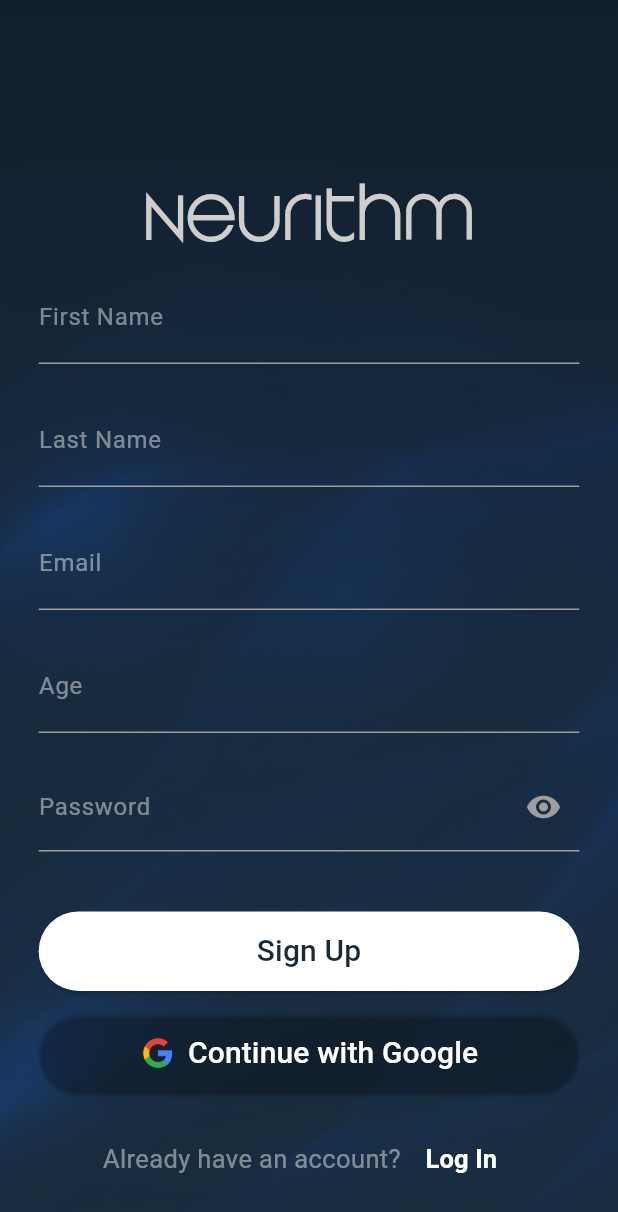
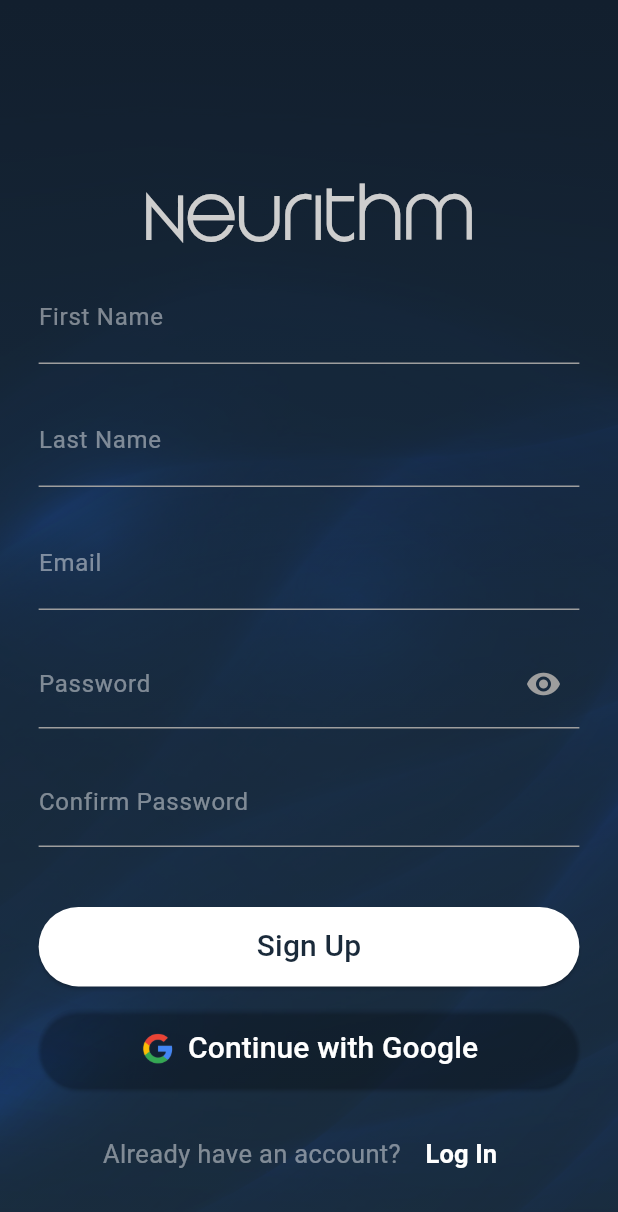
Before and after one commit to malakHelmy/Neurithm, a Flutter app: the screen it shows after launch, after a tap on "Get Started", on a phone screen of 412 x 824 dp. Shown: the top 1212 px of the screen. Run offline on Flutter 3.47's test engine with Material 3 defaults, Android fonts, the phone set to English and light mode, and no system bars; our stand-ins replace cloud_firestore, firebase_auth, firebase_core, flutter_tts, google_sign_in; accounts and stored records are empty.

Commit message:
Updated the sign up with the user model

```diff
--- a/neurithm/lib/widgets/signUpForm.dart
+++ b/neurithm/lib/widgets/signUpForm.dart
@@ -3,14 +3,18 @@ import '../screens/loginPage.dart';
 import 'inputDecoration.dart';
 import '../screens/homePage.dart';
 import '../services/auth.dart';
+import '../models/users.dart'; // Import the Users model
 
-AnimatedOpacity signUpForm(BuildContext context, bool _showLoginForm,
-    bool _showSignUpForm, VoidCallback toggleToLoginForm) {
+AnimatedOpacity signUpForm(
+  BuildContext context,
+  bool _showLoginForm,
+  bool _showSignUpForm,
+  VoidCallback toggleToLoginForm,
+) {
   final _formKey = GlobalKey<FormState>();
   final _firstNameController = TextEditingController();
   final _lastNameController = TextEditingController();
   final _emailController = TextEditingController();
-  final _ageController = TextEditingController();
   final _passwordController = TextEditingController();
   final _confirmPasswordController = TextEditingController();
 
@@ -27,20 +31,11 @@ AnimatedOpacity signUpForm(BuildContext context, bool _showLoginForm,
 
   String? _validateEmail(String? value) {
     final emailRegExp =
-        RegExp(r'^[a-zA-Z0-9._%+-]+@[a-zA-Z0-9.-]+\.[a-zA-Z]{2,}$');
+        RegExp(r'^[a-zA-Z0-9._%+-]+@[a-zAZ0-9.-]+\.[a-zA-Z]{2,}$');
     if (value == null || value.isEmpty) {
       return 'Please enter an email';
     } else if (!emailRegExp.hasMatch(value)) {
       return 'Enter a valid email';
-    }
-    return null;
-  }
-
-  String? _validateAge(String? value) {
-    if (value == null || value.isEmpty) {
-      return 'Please enter your age';
-    } else if (!RegExp(r'^[0-9]+$').hasMatch(value)) {
-      return 'Age should be a number';
     }
     return null;
   }
@@ -73,50 +68,36 @@ AnimatedOpacity signUpForm(BuildContext context, bool _showLoginForm,
               children: [
                 TextFormField(
                   controller: _firstNameController,
-                  style: const TextStyle(
-                      fontSize: 20, color: Color.fromARGB(255, 255, 255, 255)),
+                  style: const TextStyle(fontSize: 20, color: Colors.white),
                   decoration: customTextFieldDecoration('First Name'),
-                  // validator: _validateName,
+                  validator: _validateName,
                 ),
                 const SizedBox(height: 20),
                 TextFormField(
                   controller: _lastNameController,
                   style: const TextStyle(fontSize: 20, color: Colors.white),
                   decoration: customTextFieldDecoration('Last Name'),
-                  // validator: _validateName,
+                  validator: _validateName,
                 ),
                 const SizedBox(height: 20),
                 TextFormField(
                   controller: _emailController,
                   style: const TextStyle(fontSize: 20, color: Colors.white),
                   decoration: customTextFieldDecoration('Email'),
-                  // validator: _validateEmail,
+                  validator: _validateEmail,
                 ),
-                const SizedBox(height: 20),
-                TextFormField(
-                    controller: _ageController,
-                    keyboardType: TextInputType.number,
-                    style: const TextStyle(fontSize: 20, color: Colors.white),
-                    decoration: customTextFieldDecoration('Age')
-                    // validator: _validateAge,
-                    ),
-
                 const SizedBox(height: 20),
                 // Password Field
                 TextFormField(
                   controller: _passwordController,
                   obscureText: true,
-                  style: const TextStyle(
-                    fontSize: 18,
-                    color: Colors.black,
-                  ),
+                  style: const TextStyle(fontSize: 18, color: Colors.black),
                   decoration: InputDecoration(
                     labelText: "Password",
                     labelStyle: const TextStyle(
                         color: Color.fromARGB(115, 255, 255, 255)),
                     focusedBorder: const UnderlineInputBorder(
-                      borderSide: BorderSide(
-                          color: Color.fromARGB(255, 255, 255, 255), width: 2),
+                      borderSide: BorderSide(color: Colors.white, width: 2),
                     ),
                     enabledBorder: const UnderlineInputBorder(
                       borderSide: BorderSide(color: Colors.grey, width: 1),
@@ -126,19 +107,51 @@ AnimatedOpacity signUpForm(BuildContext context, bool _showLoginForm,
                       onPressed: () {},
                     ),
                   ),
+                  validator: _validatePassword,
+                ),
+                const SizedBox(height: 20),
+                // Confirm Password Field
+                TextFormField(
+                  controller: _confirmPasswordController,
+                  obscureText: true,
+                  style: const TextStyle(fontSize: 18, color: Colors.black),
+                  decoration: InputDecoration(
+                    labelText: "Confirm Password",
+                    labelStyle: const TextStyle(
+                        color: Color.fromARGB(115, 255, 255, 255)),
+                    focusedBorder: const UnderlineInputBorder(
+                      borderSide: BorderSide(color: Colors.white, width: 2),
+                    ),
+                    enabledBorder: const UnderlineInputBorder(
+                      borderSide: BorderSide(color: Colors.grey, width: 1),
+                    ),
+                  ),
+                  validator: _validateConfirmPassword,
                 ),
                 const SizedBox(height: 40),
-                // Sign In Button
+                // Sign Up Button
                 SizedBox(
                   width: double.infinity,
                   child: ElevatedButton(
-                    onPressed: () {
-                      Navigator.push(
-                        context,
-                        MaterialPageRoute(
-                          builder: (context) => HomePage(),
-                        ),
-                      );
+                    onPressed: () async {
+                      if (_formKey.currentState?.validate() ?? false) {
+                        bool result =
+                            await _authMethods.signUpWithEmailPassword(
+                          _firstNameController.text,
+                          _lastNameController.text,
+                          _emailController.text,
+                          _passwordController.text,
+                        );
+
+                        if (result) {
+                          Navigator.pushReplacement(
+                            context,
+                            MaterialPageRoute(builder: (context) => HomePage()),
+                          );
+                        } else {
+                          print("Sign-up failed. Please try again.");
+                        }
+                      }
                     },
                     style: ElevatedButton.styleFrom(
                       backgroundColor: const Color.fromARGB(255, 255, 255, 255),
@@ -164,11 +177,9 @@ AnimatedOpacity signUpForm(BuildContext context, bool _showLoginForm,
                     onPressed: () async {
                       bool result = await _authMethods.signInWithGoogle();
                       if (result) {
-                        Navigator.push(
+                        Navigator.pushReplacement(
                           context,
-                          MaterialPageRoute(
-                            builder: (context) => HomePage(),
-                          ),
+                          MaterialPageRoute(builder: (context) => HomePage()),
                         );
                       }
                     },
@@ -193,7 +204,6 @@ AnimatedOpacity signUpForm(BuildContext context, bool _showLoginForm,
                     ),
                   ),
                 ),
-
                 const SizedBox(height: 20),
                 // Register Link
                 Row(
```
